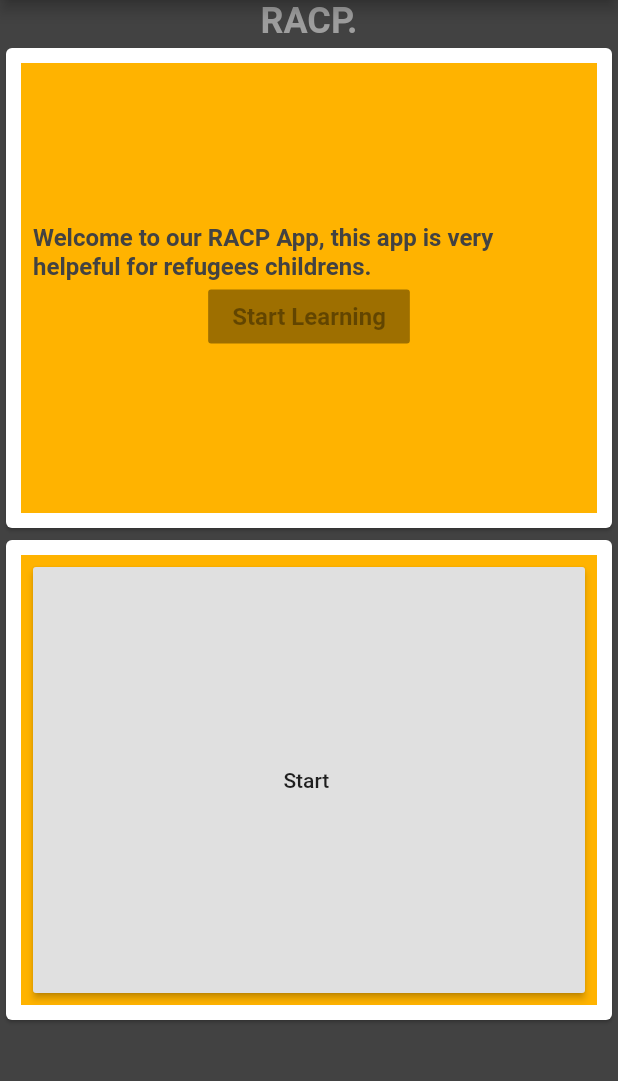
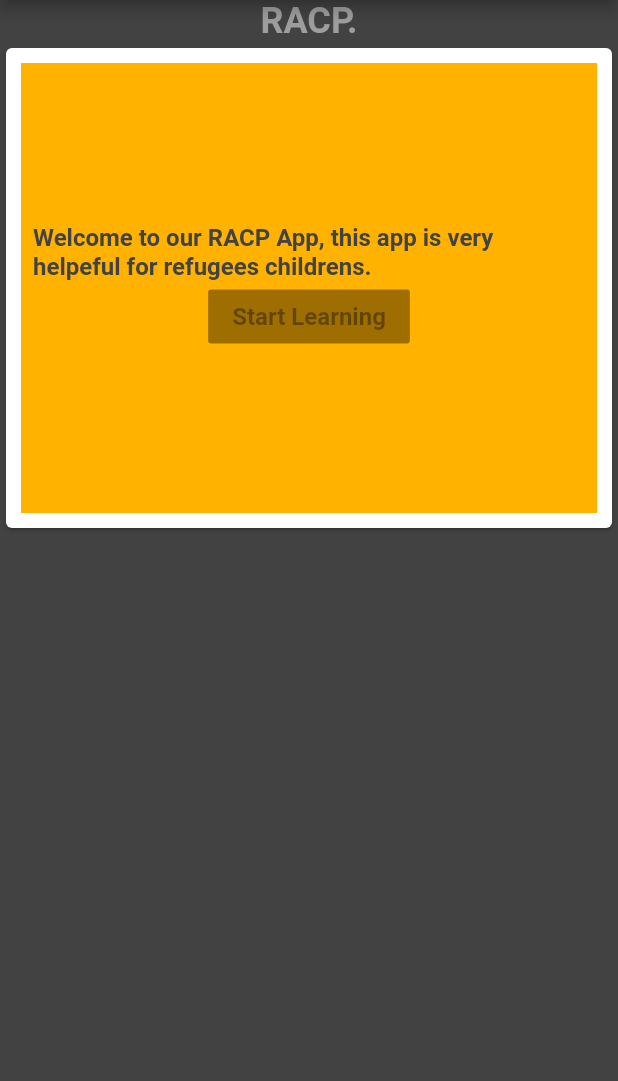
Before and after one commit to RACP-APP/RACP-MobileFlutter, a Flutter app: the screen it shows after launch, on a phone screen of 412 x 824 dp, the part 84-1165 px from its top. Run offline on Flutter 3.47's test engine with Material 2 defaults, Android fonts, the light colour scheme and no system bars.

Commit message:
update landing page

```diff
--- a/my_app/lib/ui/landingPage.dart
+++ b/my_app/lib/ui/landingPage.dart
@@ -64,23 +64,6 @@ class LandingPage extends StatelessWidget {
                 ),
               ),
             ),
-            Column(
-              children: <Widget>[
-                Card(
-                  child: Container(
-                    margin: const EdgeInsets.all(10.0),
-                    padding: const EdgeInsets.all(8.0),
-                    color: Colors.amber[600],
-                    width: 400,
-                    height: 300,
-                    child: RaisedButton(
-                      onPressed: () {},
-                      child: Text('Start '),
-                    ),
-                  ),
-                )
-              ],
-            )
           ],
         ),
       ),
```
